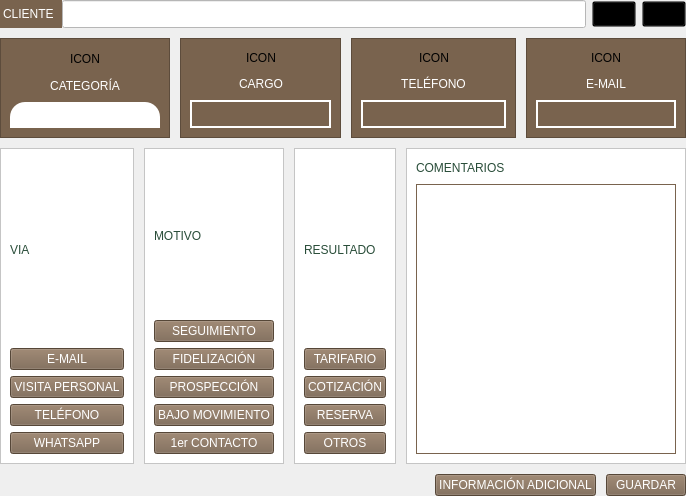
Qt form page_2.ui (altitude-solutions/Camino_Real_Desktop) before a commit.
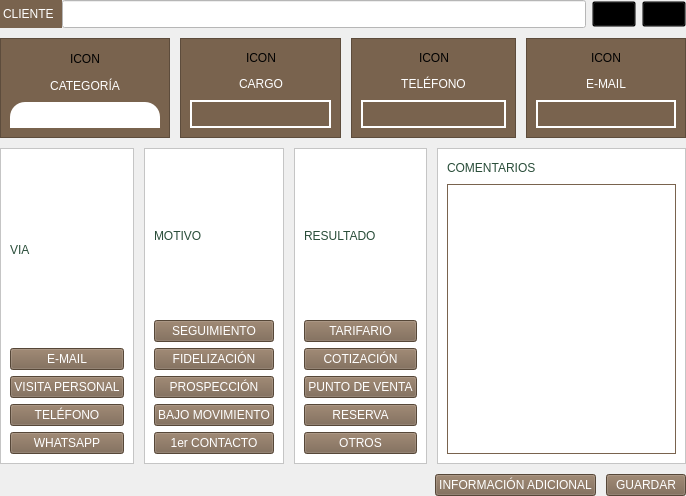
The same form after that commit.

The edit to the form file:
```diff
--- a/page_2.ui
+++ b/page_2.ui
@@ -1013,6 +1013,24 @@
               </property>
              </widget>
             </item>
+            <item>
+             <widget class="QPushButton" name="lead">
+              <property name="styleSheet">
+               <string notr="true">font: 10pt &quot;MS Shell Dlg 2&quot;;
+color:white;
+background-color:#79634E;
+min-width:8em;
+max-width:8em;
+min-height:2em;
+max-height:2em;
+
+</string>
+              </property>
+              <property name="text">
+               <string>PUNTO DE VENTA</string>
+              </property>
+             </widget>
+            </item>
             <item>
              <widget class="QPushButton" name="reserva_butt">
               <property name="styleSheet">
```
